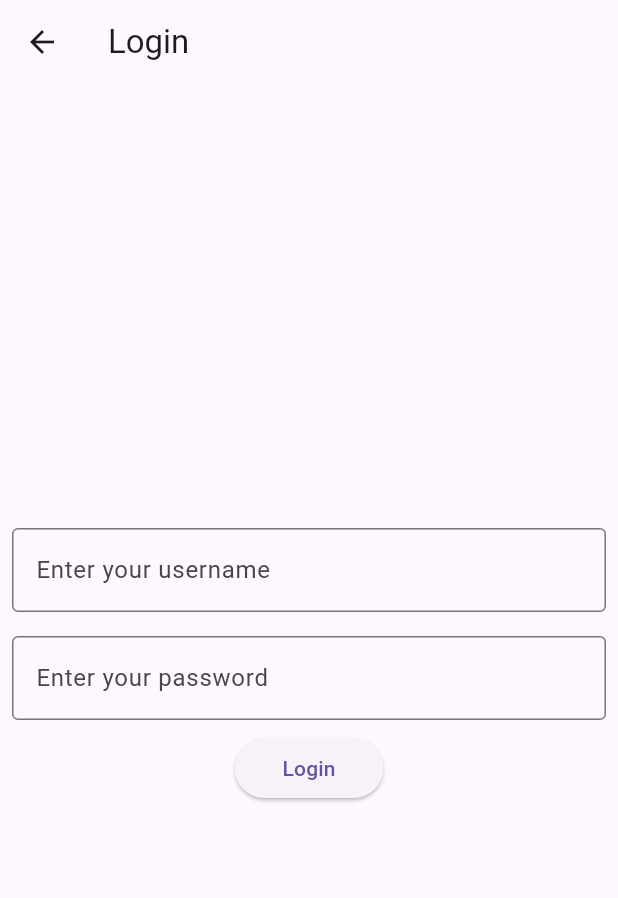
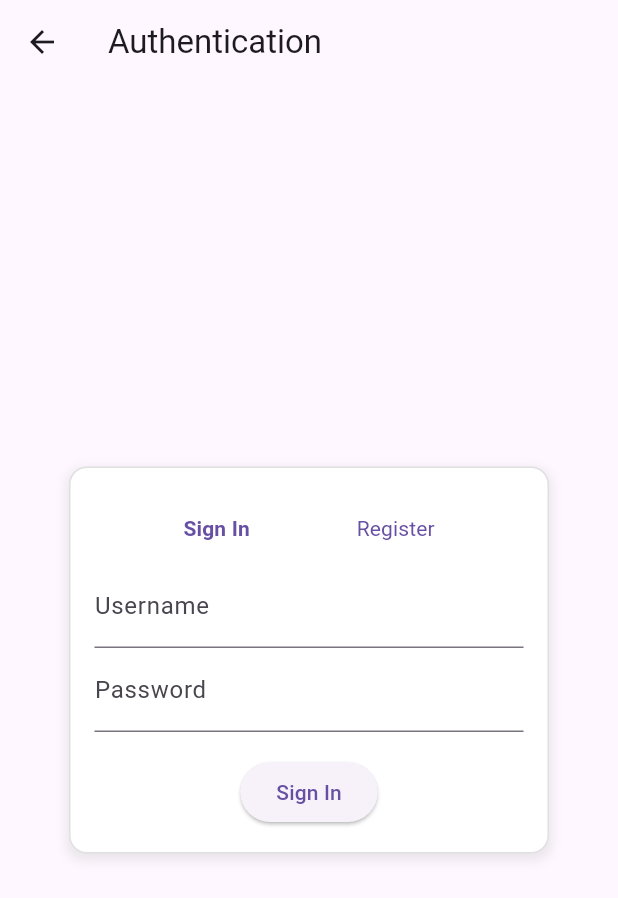
Before and after one commit to Leto-du-Plessis/book-website-project, a Flutter app: the screen it shows after launch, after a tap on the "account circle" icon, on a phone screen of 412 x 824 dp. Shown: the top 898 px of the screen. Run offline on Flutter 3.47's test engine with Material 3 defaults, Android fonts, the phone set to English and light mode, and no system bars; our stand-ins replace shared_preferences; missing offline and left inert: super_editor; accounts and stored records are empty.

Commit message:
implemented user logging in (many changes across files)

```diff
--- a/frontend/book_website/lib/src/screens/login_screen.dart
+++ b/frontend/book_website/lib/src/screens/login_screen.dart
@@ -1,50 +1,196 @@
 import 'package:flutter/material.dart';
+import 'package:provider/provider.dart';
 
+import '../services/auth_provider.dart';
 
-class LoginScreen extends StatelessWidget {
+class LoginScreen extends StatefulWidget {
   const LoginScreen({super.key});
+
+  @override
+  State<LoginScreen> createState() => _LoginScreenState();
+}
+
+class _LoginScreenState extends State<LoginScreen> {
+  final TextEditingController _usernameController = TextEditingController();
+  final TextEditingController _passwordController = TextEditingController();
+  final TextEditingController _confirmPasswordController = TextEditingController();
+  bool _loading = false;
+  bool _isRegistering = false;
+
+  void _login() async {
+    setState(() => _loading = true);
+
+    final success = await context.read<AuthNotifier>().login(
+      _usernameController.text,
+      _passwordController.text,
+    );
+
+    setState(() => _loading = false);
+
+    if (success) {
+      Navigator.pop(context);
+    } else {
+      ScaffoldMessenger.of(context).showSnackBar(
+        const SnackBar(content: Text("Invalid credentials")),
+      );
+    }
+  }
+
+  void _register() async {
+    if (_passwordController.text != _confirmPasswordController.text) {
+      ScaffoldMessenger.of(context).showSnackBar(
+        const SnackBar(content: Text("Passwords do not match")),
+      );
+      return;
+    }
+
+    setState(() => _loading = true);
+
+    // uncomment below once registration is implemented on the backend
+
+    // final success = await context.read<AuthNotifier>().register(
+    //   _usernameController.text,
+    //   _passwordController.text,
+    // );
+
+    // setState(() => _loading = false);
+
+    // if (success) {
+    //   ScaffoldMessenger.of(context).showSnackBar(
+    //     const SnackBar(content: Text("User created successfully")),
+    //   );
+    //   setState(() => _isRegistering = false); // switch back to login
+    // } else {
+    //   ScaffoldMessenger.of(context).showSnackBar(
+    //     const SnackBar(content: Text("Registration failed")),
+    //   );
+    // }
+  }
 
   @override
   Widget build(BuildContext context) {
     return Scaffold(
-      appBar: AppBar(title: const Text('Login')),
-      body: Center(
-        child: SizedBox(
-          width: 600,
+      appBar: AppBar(title: const Text("Authentication")),
+      body: Padding(
+        padding: const EdgeInsets.all(16.0),
+        child: Center(
+          child: Container(
+            width: 320,
+            padding: const EdgeInsets.all(16),
+            decoration: BoxDecoration(
+              color: Colors.white,
+              borderRadius: BorderRadius.circular(12),
+              boxShadow: [
+                BoxShadow(
+                  color: Colors.grey.withValues(alpha: 0.2),
+                  spreadRadius: 2,
+                  blurRadius: 5,
+                  offset: const Offset(0, 3),
+                ),
+              ],
+              border: Border.all(color: Colors.grey.shade300),
+            ),
             child: Column(
               mainAxisSize: MainAxisSize.min,
               children: [
-              Padding(
-                padding: const EdgeInsets.all(8.0),
-                child: TextFormField(
-                  decoration: InputDecoration(
-                    border: OutlineInputBorder(),
-                    hintText: 'Enter your username'
-                  )
+                Row(
+                  mainAxisAlignment: MainAxisAlignment.spaceEvenly,
+                  children: [
+                    TextButton(
+                      onPressed: () => setState(() => _isRegistering = false),
+                      child: Text(
+                        "Sign In",
+                        style: TextStyle(
+                          fontWeight: _isRegistering ? FontWeight.normal : FontWeight.bold,
                         ),
                       ),
-              Padding(
-                padding: const EdgeInsets.all(8.0),
-                child: TextFormField(
-                  decoration: InputDecoration(
-                    border: OutlineInputBorder(),
-                    hintText: 'Enter your password'
-                  )
+                    ),
+                    TextButton(
+                      onPressed: () => setState(() => _isRegistering = true),
+                      child: Text(
+                        "Register",
+                        style: TextStyle(
+                          fontWeight: _isRegistering ? FontWeight.bold : FontWeight.normal,
                         ),
                       ),
-              ElevatedButton(
-                onPressed: () {
-                  Navigator.pop(context);
-                },
-                child: Padding(
-                  padding: const EdgeInsets.all(8.0),
-                  child: const Text('Login'),
-                )
-              )
+                    ),
                   ],
                 ),
-        )
+                TextField(
+                  controller: _usernameController,
+                  decoration: const InputDecoration(labelText: "Username"),
+                ),
+                TextField(
+                  controller: _passwordController,
+                  decoration: const InputDecoration(labelText: "Password"),
+                  obscureText: true,
+                ),
+                if (_isRegistering)
+                  TextField(
+                    controller: _confirmPasswordController,
+                    decoration: const InputDecoration(labelText: "Confirm Password"),
+                    obscureText: true,
+                  ),
+                const SizedBox(height: 16),
+                _loading
+                    ? const CircularProgressIndicator()
+                    : ElevatedButton(
+                        onPressed: _isRegistering ? _register : _login,
+                        child: Text(_isRegistering ? "Register" : "Sign In"),
+                      ),
+              ],
+            ),
+          ),
+        ),
       ),
     );
   }
 }
+
+// class LoginScreen extends StatelessWidget {
+//   const LoginScreen({super.key});
+
+//   @override
+//   Widget build(BuildContext context) {
+//     return Scaffold(
+//       appBar: AppBar(title: const Text('Login')),
+//       body: Center(
+//         child: SizedBox(
+//           width: 600,
+//           child: Column(
+//             mainAxisSize: MainAxisSize.min,
+//             children: [
+//               Padding(
+//                 padding: const EdgeInsets.all(8.0),
+//                 child: TextFormField(
+//                   decoration: InputDecoration(
+//                     border: OutlineInputBorder(),
+//                     hintText: 'Enter your username'
+//                   )
+//                 ),
+//               ),
+//               Padding(
+//                 padding: const EdgeInsets.all(8.0),
+//                 child: TextFormField(
+//                   decoration: InputDecoration(
+//                     border: OutlineInputBorder(),
+//                     hintText: 'Enter your password'
+//                   )
+//                 ),
+//               ),
+//               ElevatedButton(
+//                 onPressed: () {
+//                   Navigator.pop(context);
+//                 },
+//                 child: Padding(
+//                   padding: const EdgeInsets.all(8.0),
+//                   child: const Text('Login'),
+//                 )
+//               )
+//             ],
+//           ),
+//         )
+//       ),
+//     );
+//   }
+// }
--- a/frontend/book_website/lib/src/services/token_manager.dart
+++ b/frontend/book_website/lib/src/services/token_manager.dart
@@ -15,6 +15,11 @@ class TokenManager {
     return prefs.getString('authToken');
   }
 
+  static Future<bool> hasToken() async {
+    final prefs = await SharedPreferencesWithCache.create(cacheOptions: _options);
+    return prefs.containsKey("authToken");
+  }
+
   static Future<void> clearToken() async {
     final prefs = await SharedPreferencesWithCache.create(cacheOptions: _options);
     await prefs.remove('authToken');
```
Also changed, not shown: frontend/book_website/lib/main.dart (+15 -4 lines), frontend/book_website/lib/src/services/auth_provider.dart (added, +34 -0 lines), frontend/book_website/lib/src/services/auth_repository.dart (renamed from frontend/book_website/lib/src/services/auth_repostitory.dart, +10 -0 lines), 2 other files. Lines whose indentation alone changed are shown as unchanged.
